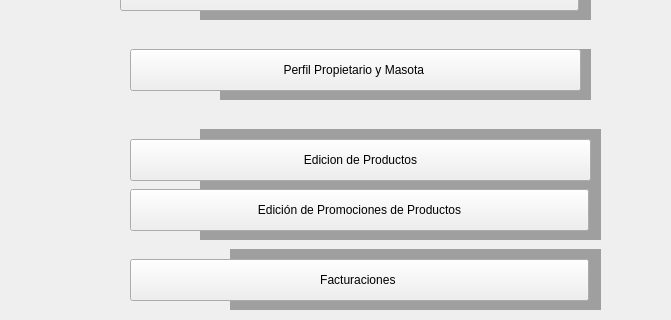
Qt form Interfaz/Ventana7.ui (elesteban-os/MyPetsCR) before a commit; both pictures show x 0 to 671 and y 271 to 591 of the 1185 by 803 pixel window.
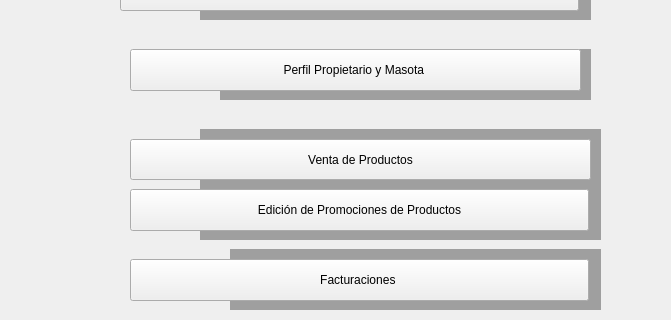
The same form after that commit. Icons and pictures are not drawn.

Commit message:
Venta de productos ADMIN
el administrador ya puede vender productos

Patch:
```diff
--- a/Interfaz/Ventana7.ui
+++ b/Interfaz/Ventana7.ui
@@ -351,22 +351,6 @@
      <string>Edición de Promociones de Productos</string>
     </property>
    </widget>
-   <widget class="QPushButton" name="pushButton_5">
-    <property name="geometry">
-     <rect>
-      <x>130</x>
-      <y>410</y>
-      <width>461</width>
-      <height>42</height>
-     </rect>
-    </property>
-    <property name="styleSheet">
-     <string notr="true">font: 16pt &quot;MS Shell Dlg 2&quot;;</string>
-    </property>
-    <property name="text">
-     <string>Edicion de Productos</string>
-    </property>
-   </widget>
    <widget class="QMdiArea" name="mdiArea_10">
     <property name="geometry">
      <rect>
@@ -413,6 +397,22 @@
      <string>Registrar Dueño</string>
     </property>
    </widget>
+   <widget class="QPushButton" name="pushButton">
+    <property name="geometry">
+     <rect>
+      <x>130</x>
+      <y>410</y>
+      <width>461</width>
+      <height>41</height>
+     </rect>
+    </property>
+    <property name="styleSheet">
+     <string notr="true">font: 16pt &quot;MS Shell Dlg 2&quot;;</string>
+    </property>
+    <property name="text">
+     <string>Venta de Productos</string>
+    </property>
+   </widget>
    <zorder>mdiArea_11</zorder>
    <zorder>mdiArea_5</zorder>
    <zorder>mdiArea_4</zorder>
@@ -435,8 +435,8 @@
    <zorder>pushButton_4</zorder>
    <zorder>pushButton_7</zorder>
    <zorder>pushButton_6</zorder>
-   <zorder>pushButton_5</zorder>
    <zorder>pushButton_1</zorder>
+   <zorder>pushButton</zorder>
   </widget>
   <widget class="QMenuBar" name="menubar">
    <property name="geometry">
```
The commit also changes 22 other files.
